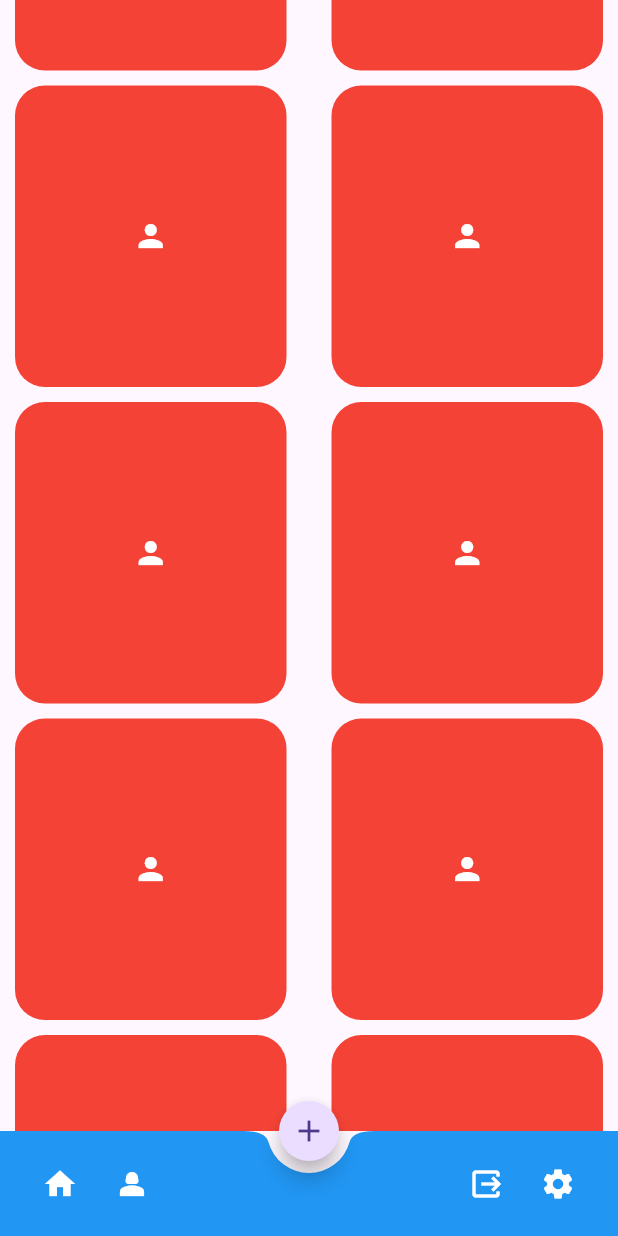
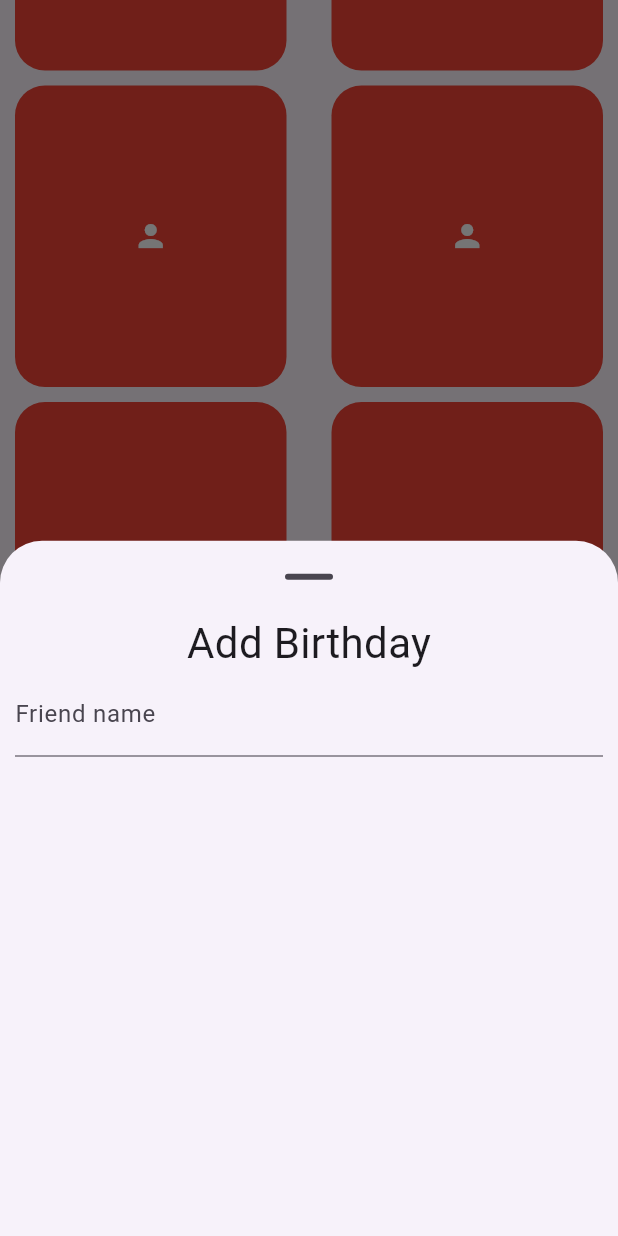
Before and after one commit to Shashitha-Ashan/Remind-me, a Flutter app: the screen it shows once a user with an empty profile is signed in, scrolled down 576 dp, after a tap on the "add" icon, on a phone screen of 412 x 824 dp. Run offline on Flutter 3.47's test engine with Material 3 defaults, Android fonts, the phone set to English and light mode, and no system bars; our stand-ins replace bloc, cloud_firestore, dio, firebase_auth, firebase_core, firebase_messaging and 4 more; missing offline and left inert: dart:ffi, firebase_ui_auth, firebase_ui_oauth_google; accounts and stored records are empty; network calls fail.

Commit message:
svgs added

```diff
--- a/lib/screens/views/home/home_page.dart
+++ b/lib/screens/views/home/home_page.dart
@@ -91,7 +91,9 @@ class _HomePageState extends State<HomePage> {
         onPressed: () {},
         child: IconButton(
           icon: const Icon(Icons.add),
-          onPressed: () {},
+          onPressed: () {
+            showBottomsheet(context);
+          },
         ),
       ),
       floatingActionButtonLocation: isVisible
@@ -118,3 +120,36 @@ class _HomePageState extends State<HomePage> {
     );
   }
 }
+
+void showBottomsheet(BuildContext context) {
+  final TextEditingController textEditingController = TextEditingController();
+  showModalBottomSheet(
+    showDragHandle: true,
+    sheetAnimationStyle: AnimationStyle(
+      duration: const Duration(milliseconds: 300),
+    ),
+    context: context,
+    builder: (context) {
+      return Container(
+        padding: const EdgeInsets.only(left: 10, right: 10),
+        width: MediaQuery.of(context).size.width,
+        child: Column(
+          crossAxisAlignment: CrossAxisAlignment.center,
+          children: [
+            const Text(
+              "Add Birthday",
+              style: TextStyle(fontSize: 28),
+            ),
+            TextFormField(
+              controller: textEditingController,
+              decoration: InputDecoration(
+                hintText: "Friend name",
+                label: Text("Friend name"),
+              ),
+            )
+          ],
+        ),
+      );
+    },
+  );
+}
--- a/lib/screens/views/profile/profile_screen.dart
+++ b/lib/screens/views/profile/profile_screen.dart
@@ -8,7 +8,8 @@ class Profile extends StatelessWidget {
 
   @override
   Widget build(BuildContext context) {
-    return ProfileScreen(
+    return Scaffold(
+      body: ProfileScreen(
         showDeleteConfirmationDialog: true,
         showMFATile: true,
         children: [],
@@ -17,6 +18,7 @@ class Profile extends StatelessWidget {
             Navigator.pushReplacementNamed(context, '/sign-in');
           }),
         ],
+      ),
     );
   }
 }
--- a/lib/utils/themes.dart
+++ b/lib/utils/themes.dart
@@ -5,7 +5,7 @@ ThemeData darkTheme = ThemeData(
   textTheme: TextTheme(
     labelLarge: GoogleFonts.poppins(),
   ),
-  appBarTheme: const AppBarTheme(backgroundColor: Colors.red),
+  appBarTheme: const AppBarTheme(backgroundColor: Colors.purple),
   iconTheme: const IconThemeData(color: Colors.white),
 );
 
--- a/pubspec.yaml
+++ b/pubspec.yaml
@@ -20,6 +20,7 @@ dependencies:
   cloud_firestore: ^5.0.1
   firebase_ui_firestore: ^1.6.4
   dio: ^5.4.3+1
+  flutter_svg: ^2.0.10+1
 
 dev_dependencies:
   flutter_test:
```
Also changed, not shown: assets/svg/50th birthday-amico.svg (added), assets/svg/Birthday cake-amico.svg (added), assets/svg/Blowing out Birthday candles-amico.svg (added), assets/svg/Happy birthday-amico.svg (added), assets/svg/Happy birthday-rafiki.svg (added), assets/svg/Mobile login-amico.svg (added), assets/svg/Work anniversary-rafiki.svg (added), pubspec.lock. Lines whose indentation alone changed are shown as unchanged.
